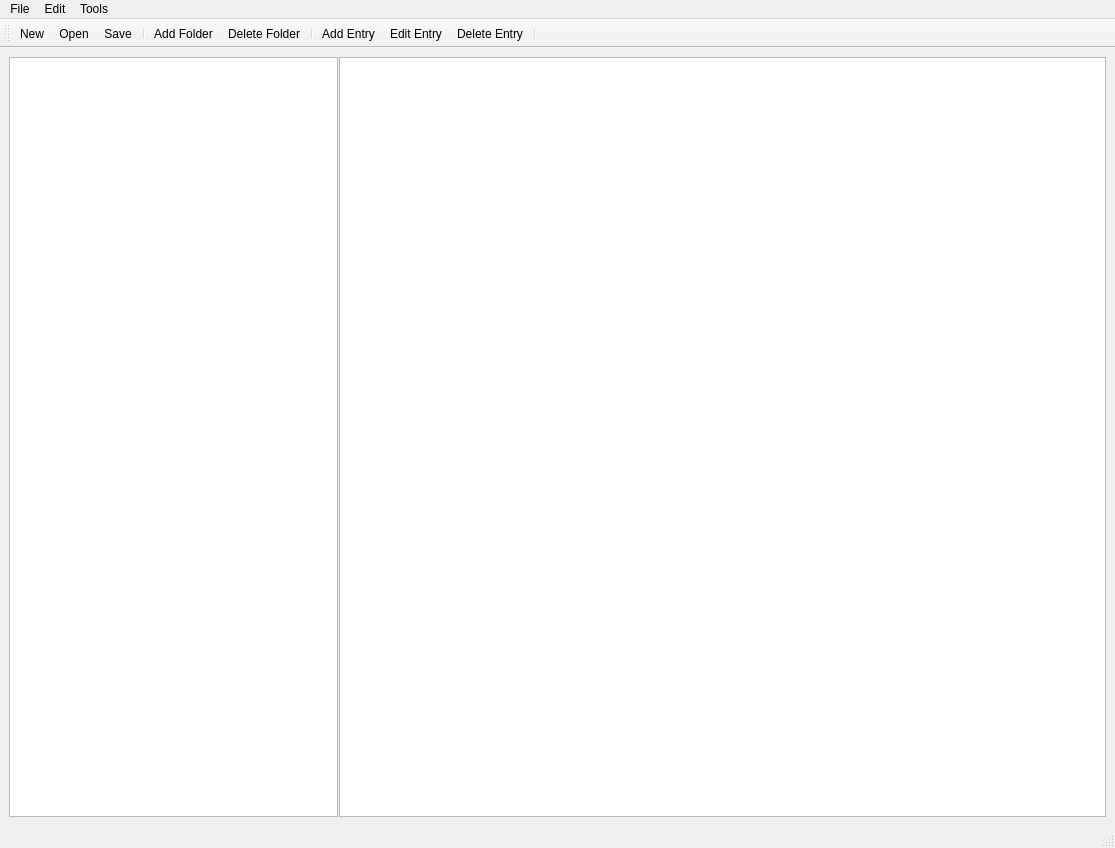
This is ui/Main.ui in tcShadowWalker/XKey as Qt 5 draws it before an edit. The edited form follows.
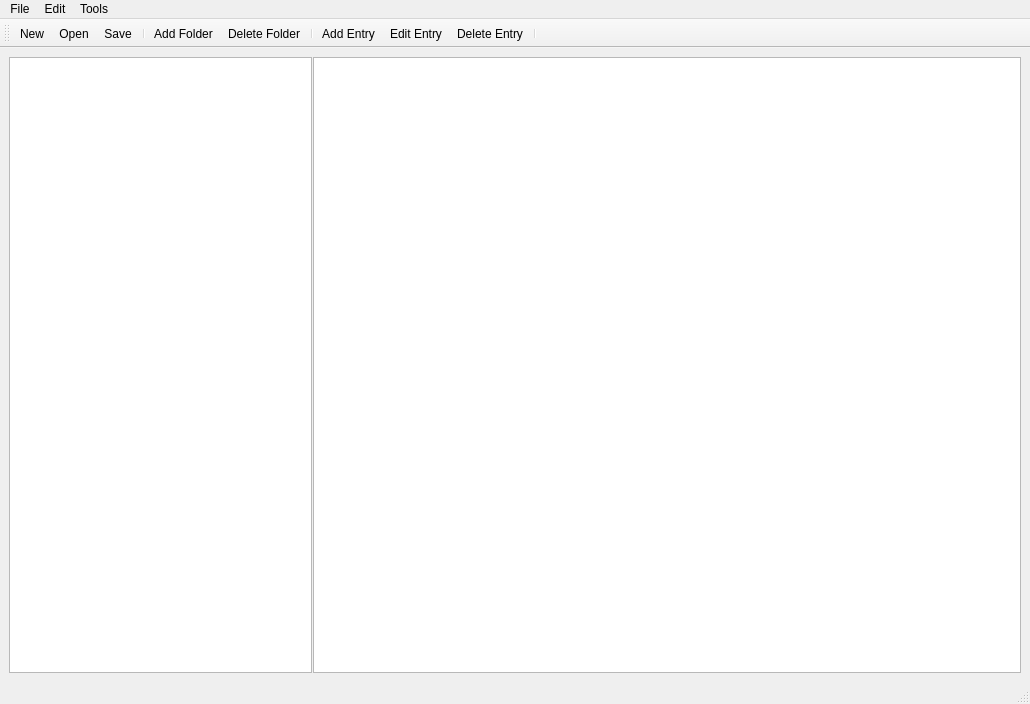
This is the edited form. Icons and pictures are not drawn.

The edit to the form file:
```diff
--- a/ui/Main.ui
+++ b/ui/Main.ui
@@ -6,8 +6,8 @@
    <rect>
     <x>0</x>
     <y>0</y>
-    <width>1115</width>
-    <height>848</height>
+    <width>1030</width>
+    <height>704</height>
    </rect>
   </property>
   <property name="windowTitle">
@@ -111,7 +111,7 @@
     <rect>
      <x>0</x>
      <y>0</y>
-     <width>1115</width>
+     <width>1030</width>
      <height>20</height>
     </rect>
    </property>
@@ -146,6 +146,9 @@
    <property name="windowTitle">
     <string>Toolbar</string>
    </property>
+   <property name="toolButtonStyle">
+    <enum>Qt::ToolButtonTextBesideIcon</enum>
+   </property>
    <attribute name="toolBarArea">
     <enum>TopToolBarArea</enum>
    </attribute>
```
Left out of the diff: 59 changed lines with no effect on the pictures.
